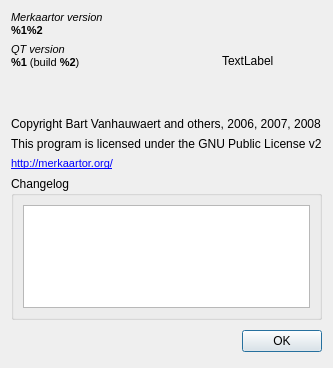
First picture: the form in AboutDialog.ui, repository openstreetmap/merkaartor, before the edit.
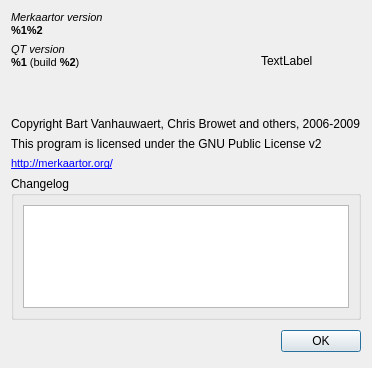
Second picture: the form after the edit.

```diff
--- a/AboutDialog.ui
+++ b/AboutDialog.ui
@@ -5,7 +5,7 @@
    <rect>
     <x>0</x>
     <y>0</y>
-    <width>301</width>
+    <width>336</width>
     <height>368</height>
    </rect>
   </property>
@@ -93,7 +93,7 @@
    <item>
     <widget class="QLabel" name="label" >
      <property name="text" >
-      <string>Copyright Bart Vanhauwaert and others, 2006, 2007, 2008</string>
+      <string>Copyright Bart Vanhauwaert, Chris Browet and others, 2006-2009</string>
      </property>
     </widget>
    </item>
```
